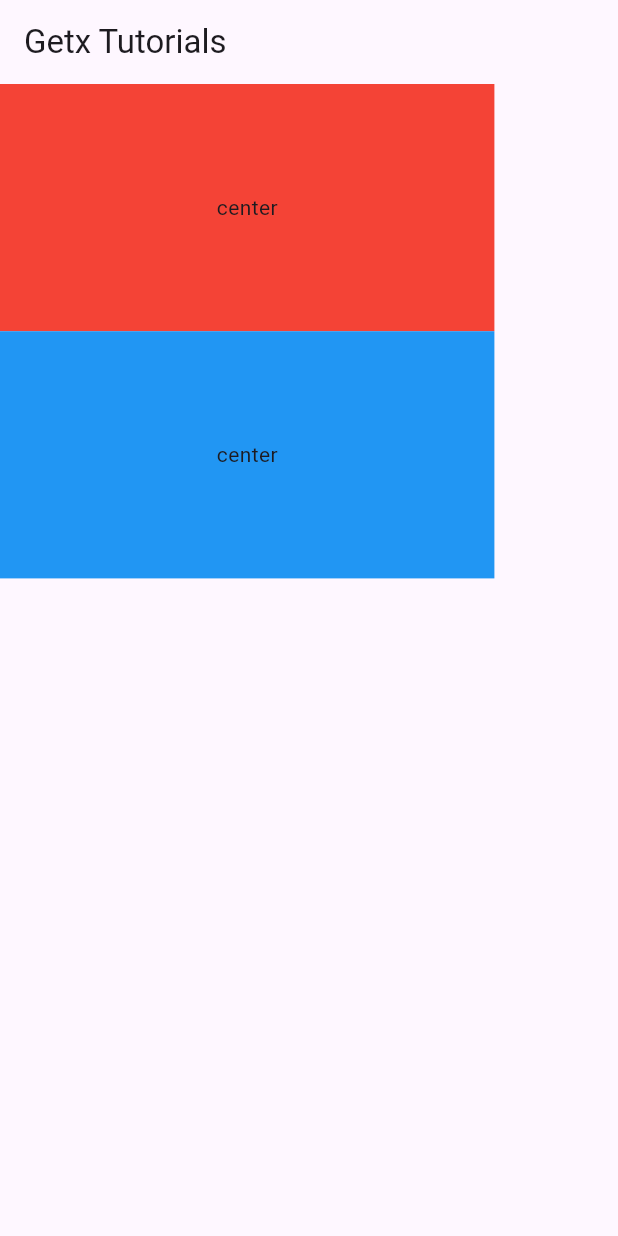
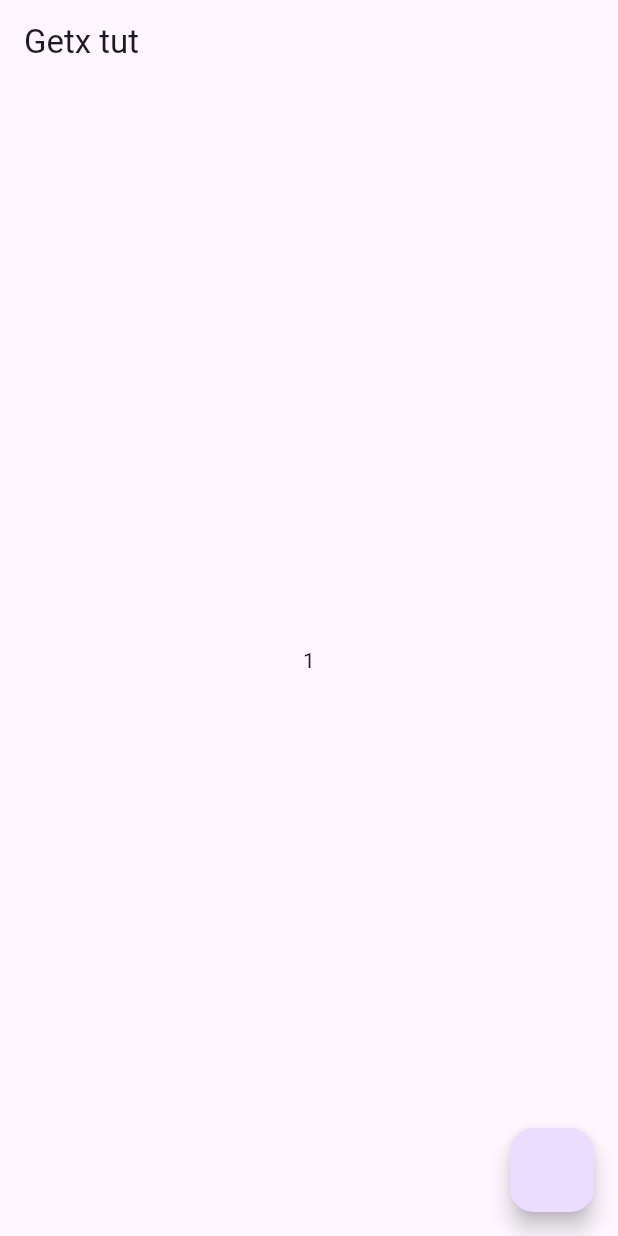
Before and after one commit to Abhaykevat/flutter_getx_tutorials, a Flutter app: the screen it shows after launch, on a phone screen of 412 x 824 dp. Run offline on Flutter 3.47's test engine with Material 3 defaults, Android fonts, the phone set to English and light mode, and no system bars; our stand-ins replace get.

Commit message:
counter ex

```diff
--- /dev/null
+++ b/lib/counter_controller.dart
@@ -0,0 +1,9 @@
+import 'package:get/get.dart';
+
+class CounterController extends GetxController{
+  final counter =1.obs;
+  incrementCounter(){
+    counter.value++;
+    print(counter.value);
+  }
+}
--- a/lib/home_screen.dart
+++ b/lib/home_screen.dart
@@ -1,6 +1,7 @@
-// import 'package:flutter/material.dart';
+import 'package:flutter/material.dart';
+import 'package:flutter_getx_tutorials/counter_controller.dart';
 // import 'package:flutter_getx_tutorials/screen_one.dart';
-// import 'package:get/get.dart';
+import 'package:get/get.dart';
 
 // class HomeScreen extends StatefulWidget {
 //   const HomeScreen({super.key});
@@ -105,8 +106,110 @@
 
 
 
-import 'package:flutter/material.dart';
-import 'package:get/get.dart';
+// import 'package:flutter/material.dart';
+// import 'package:get/get.dart';
+
+// class HomeScreen extends StatefulWidget {
+//   const HomeScreen({super.key});
+
+//   @override
+//   State<HomeScreen> createState() => _HomeScreenState();
+// }
+
+// class _HomeScreenState extends State<HomeScreen> {
+//   @override
+//   Widget build(BuildContext context) {
+//     final heigh=MediaQuery.of(context).size.height*1;
+//     return Scaffold(
+//       appBar: AppBar(
+//         title: Text("Getx Tutorials"),
+//       ),
+//       body: Column(children: [
+//         Container(
+//         color: Colors.red,
+//         height: Get.height*.2,
+//         width: Get.width*.8,
+//         child: Center(
+//           child: Text('center'),
+//         ),
+//       ),
+//       Container(
+//         color: Colors.blue,
+//         height: Get.height*.2,
+//         width: Get.width*.8,
+//         child: Center(
+//           child: Text('center'),
+//         ),
+//       ),
+//       ],)
+//     );
+//   }
+// }
+
+
+
+
+
+
+// class HomeScreen extends StatefulWidget {
+//   const HomeScreen({super.key});
+
+//   @override
+//   State<HomeScreen> createState() => _HomeScreenState();
+// }
+
+// class _HomeScreenState extends State<HomeScreen> {
+//   @override
+//   Widget build(BuildContext context) {
+//     return Scaffold(
+//       appBar: AppBar(title: Text('Getx Tut'),),
+//       body: Column(
+//         mainAxisAlignment: MainAxisAlignment.start,
+//         crossAxisAlignment: CrossAxisAlignment.center,
+//         children: [
+//           ListTile(
+//             title: Text('message'.tr),
+//             subtitle: Text('name'.tr),
+//           ),
+//           SizedBox(
+//             height: 50,
+//           ),
+//           Row(
+//             children: [
+//               OutlinedButton(onPressed: (){
+//                 Get.updateLocale(Locale('en','US'));
+//               }, child: Text('English')),
+//               const SizedBox(width: 20,),
+//               OutlinedButton(onPressed: (){
+//                 Get.updateLocale(Locale('ur','PK'));
+//               }, child: Text('Urdu')),
+//               const SizedBox(width: 20,),
+//               OutlinedButton(onPressed: (){
+//                 Get.updateLocale(Locale('hi','IN'));
+//               }, child: Text('Hindi')),
+//             ],
+//           ),
+//           Row(
+//             children: [
+//               OutlinedButton(onPressed: (){
+//                 Get.updateLocale(Locale('mr','IN'));
+//               }, child: Text('Marathi')),
+//               const SizedBox(width: 20,),
+//               OutlinedButton(onPressed: (){
+//                 Get.updateLocale(Locale('bn','BD'));
+//               }, child: Text('bangali')),
+//               const SizedBox(width: 20,),
+//               OutlinedButton(onPressed: (){
+//                 Get.updateLocale(Locale('sn','LK'));
+//               }, child: Text('Sinhala')),
+//             ],
+//           ),
+//         ],
+//       ),
+//     );
+//   }
+// }
+
 
 class HomeScreen extends StatefulWidget {
   const HomeScreen({super.key});
@@ -115,32 +218,35 @@ class HomeScreen extends StatefulWidget {
   State<HomeScreen> createState() => _HomeScreenState();
 }
 
-class _HomeScreenState extends State<HomeScreen> {
+class _HomeScreenState extends State<HomeScreen>
+{
+  final CounterController controller=Get.put(CounterController());
+  // int counter=0;
+  @override
+  void initState() {
+    // TODO: implement initState
+    super.initState();
+  }
   @override
   Widget build(BuildContext context) {
-    final heigh=MediaQuery.of(context).size.height*1;
+
     return Scaffold(
       appBar: AppBar(
-        title: Text("Getx Tutorials"),
+        title: Text("Getx tut"),
       ),
-      body: Column(children: [
-        Container(
-        color: Colors.red,
-        height: Get.height*.2,
-        width: Get.width*.8,
-        child: Center(
-          child: Text('center'),
-        ),
+      body: Center(child:
+      Obx((){
+        print('Rebuild');
+        return Text(controller.counter.toString(),style: TextStyle(),);
+      })
       ),
-      Container(
-        color: Colors.blue,
-        height: Get.height*.2,
-        width: Get.width*.8,
-        child: Center(
-          child: Text('center'),
-        ),
-      ),
-      ],)
+      floatingActionButton: FloatingActionButton(onPressed: (){
+        controller.incrementCounter();
+        // counter++;
+        // setState(() {
+
+        // });
+      }),
     );
   }
 }
--- /dev/null
+++ b/lib/languages.dart
@@ -0,0 +1,41 @@
+
+
+import 'package:get/get_navigation/src/root/internacionalization.dart';
+
+class Languages extends Translations{
+  @override
+  Map<String, Map<String,String>> get keys=>{
+    'en_US':{
+      'message':'What is your name',
+      'name':'My Name is Abhay Kevat'
+    },
+    'hi_IN':{
+      'message':'आपका नाम क्या है',
+      'name':'मेरा नाम अभय केवट है'
+    },
+    'mr_IN':{
+      'message':'तुमचे नाव काय आहे',
+      'name':'माझे नाव अभय केवट आहे'
+    },
+    'dhundhari_IN':{
+      'message':'तुम्हारो नाम क्या है',
+      'name':'मेरो नाम अभय केवट है'
+    },
+    'bn_BD':{
+      'message':'আপনার নাম কি',
+      'name':'আমার নাম অভয',
+    },
+    'sn_LK':{
+      'message':'ඔබේ නම කු',
+      'name':'මගේ නම අභ',
+    },
+    'ru_RU':{
+      'message':'Как вас зовут',
+      'name':'Мое имя Абхай Кеват'
+    },
+    'ur_PK':{
+      'message':'اپ کا نام کیا ہے',
+      'name':'میرا نام ابھے کیوت ہے۔',
+    }
+  };
+}
--- a/lib/main.dart
+++ b/lib/main.dart
@@ -1,6 +1,7 @@
 
 import 'package:flutter/material.dart';
 import 'package:flutter_getx_tutorials/home_screen.dart';
+import 'package:flutter_getx_tutorials/languages.dart';
 import 'package:flutter_getx_tutorials/screen_one.dart';
 import 'package:flutter_getx_tutorials/screen_two.dart';
 import 'package:get/get.dart';
@@ -17,8 +18,10 @@ class MyApp extends StatelessWidget {
   Widget build(BuildContext context) {
     return GetMaterialApp(
       title: 'Flutter Demo',
+      locale: Locale('en','US'),
+      translations: Languages(),
+      fallbackLocale: Locale('en','US'),
       theme: ThemeData(
-
         colorScheme: ColorScheme.fromSeed(seedColor: Colors.deepPurple),
         useMaterial3: true,
       ),
```
